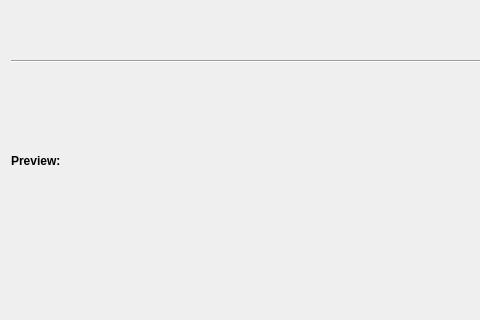
Before: the Qt Designer form plugins/filetemplates/ui/templateselection.ui in KDE/kdevelop, drawn with Qt 5; both pictures show x 0 to 480 and y 143 to 463 of the 600 by 600 pixel window.
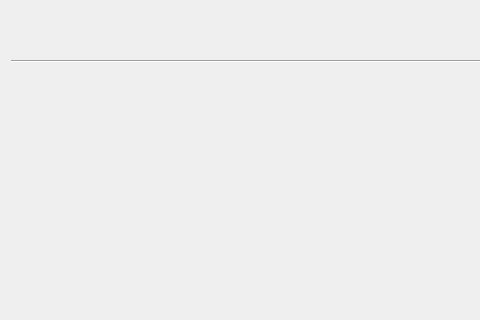
After: the same form once the commit is applied. Custom widgets are drawn as their Qt base class.

Commit message: Add the template comment to the selection page.

What changed in the file:
```diff
--- a/plugins/filetemplates/ui/templateselection.ui
+++ b/plugins/filetemplates/ui/templateselection.ui
@@ -30,10 +30,10 @@
       </sizepolicy>
      </property>
      <property name="text">
-      <string>&lt;b&gt;Preview:&lt;/b&gt;</string>
+      <string notr="true"/>
      </property>
-     <property name="textFormat">
-      <enum>Qt::RichText</enum>
+     <property name="wordWrap">
+      <bool>true</bool>
      </property>
     </widget>
    </item>
```
Left out of the diff: 2 changed lines with no effect on the pictures. The commit also changes 2 other files.
